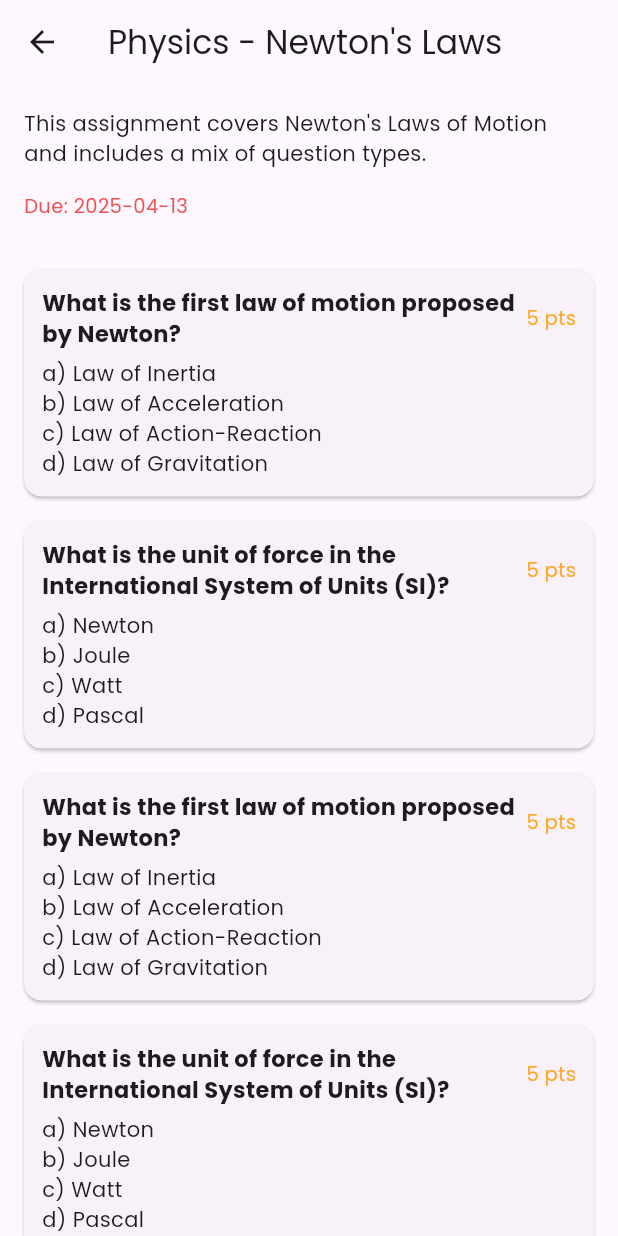
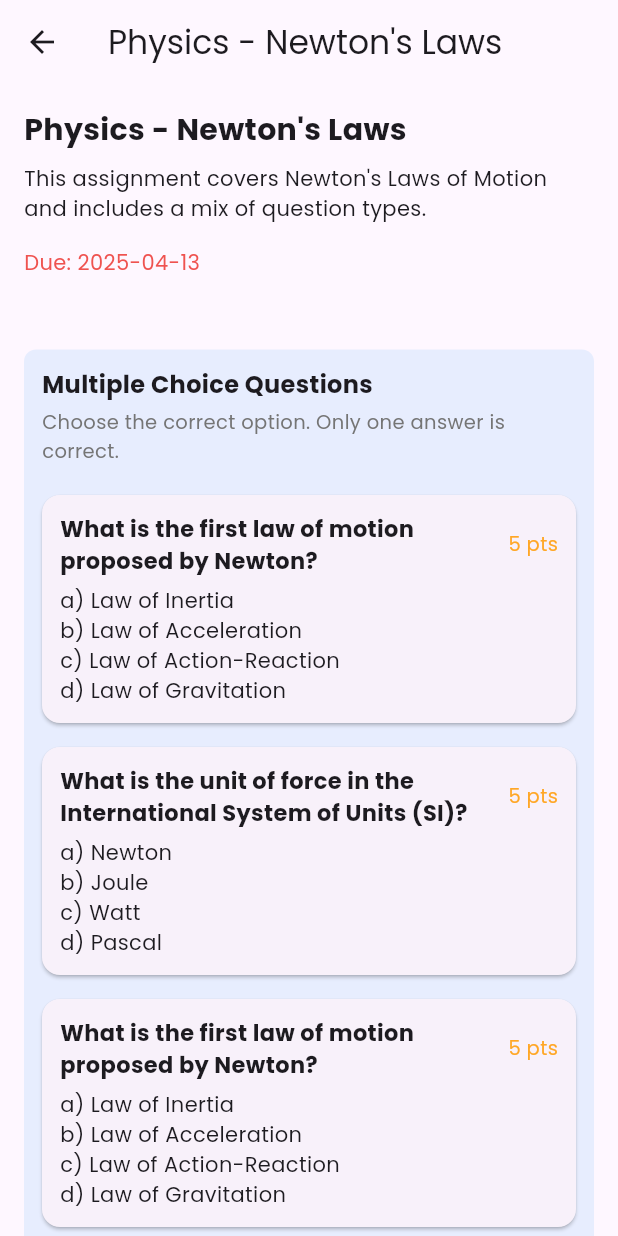
Before and after one commit to HareNTortoise/Parable-Mind, a Flutter app: the AssignmentDetailPage screen opened directly with sample values from the repository, on a phone screen of 412 x 824 dp. Run offline on Flutter 3.47's test engine with Material 3 defaults, Android fonts, the phone set to English and light mode, and no system bars; our stand-ins replace auto_size_text, bloc, dio, dropdown_button2, equatable, flutter_expandable_fab and 4 more; missing offline and left inert: linked_scroll_controller.

Commit message:
UI improvements - question types separated with section and color

```diff
--- a/sarasvant/lib/apps/teacher/assignments/each_assignment.dart
+++ b/sarasvant/lib/apps/teacher/assignments/each_assignment.dart
@@ -26,18 +26,107 @@ class AssignmentDetailPage extends StatelessWidget {
         child: Column(
           crossAxisAlignment: CrossAxisAlignment.start,
           children: [
-            Text(assignment.body, style: GoogleFonts.poppins(fontSize: 14)),
+            Text(assignment.title, style: GoogleFonts.poppins(fontSize: 20, fontWeight: FontWeight.bold)),
+            const SizedBox(height: 8),
+            Text(assignment.body, style: GoogleFonts.poppins()),
             const SizedBox(height: 16),
-            Text("Due: ${assignment.dueDate.toLocal().toString().split(' ')[0]}",
-                style: GoogleFonts.poppins(fontSize: 13, color: Colors.red[400])),
+            Text("Due: ${assignment.dueDate.toLocal().toString().split(' ')[0]}", style: GoogleFonts.poppins(color: Colors.red[400])),
             const SizedBox(height: 24),
-            ...mcqs.map((q) => QuestionTile(question: q.question, options: q.options, points: q.points)),
-            ...msqs.map((q) => QuestionTile(question: q.question, options: q.options, points: q.points)),
-            ...nats.map((q) => QuestionTile(question: q.question, points: q.points)),
-            ...subjectives.map((q) => QuestionTile(question: q.question, points: q.points)),
+
+            if (mcqs.isNotEmpty)
+              buildQuestionSection(
+                title: "Multiple Choice Questions",
+                description: "Choose the correct option. Only one answer is correct.",
+                backgroundColor: Colors.blue,
+                children: mcqs.map((q) => QuestionTile(
+                  question: q.question,
+                  options: q.options,
+                  points: q.points,
+                )).toList(),
+              ),
+
+            if (msqs.isNotEmpty)
+              buildQuestionSection(
+                title: "Multiple Select Questions",
+                description: "Select all correct options. More than one may apply.",
+                backgroundColor: Colors.green,
+                children: msqs.map((q) => QuestionTile(
+                  question: q.question,
+                  options: q.options,
+                  points: q.points,
+                )).toList(),
+              ),
+
+            if (nats.isNotEmpty)
+              buildQuestionSection(
+                title: "Numerical Answer Type",
+                description: "Type the numerical answer without options.",
+                backgroundColor: Colors.orange,
+                children: nats.map((q) => QuestionTile(
+                  question: q.question,
+                  points: q.points,
+                )).toList(),
+              ),
+
+            if (subjectives.isNotEmpty)
+              buildQuestionSection(
+                title: "Subjective Questions",
+                description: "Write descriptive answers in your own words.",
+                backgroundColor: Colors.purple,
+                children: subjectives.map((q) => QuestionTile(
+                  question: q.question,
+                  points: q.points,
+                )).toList(),
+              ),
+          ],
+        ),
+      )
+    );
+  }
+}
+
+Widget buildQuestionSection({
+  required String title,
+  required String description,
+  required List<Widget> children,
+  required Color backgroundColor,
+}) {
+  return Column(
+    crossAxisAlignment: CrossAxisAlignment.start,
+    children: [
+      const SizedBox(height: 24),
+      Container(
+        width: double.infinity,
+        padding: const EdgeInsets.all(12),
+        decoration: BoxDecoration(
+          color: backgroundColor.withOpacity(0.1),
+          borderRadius: BorderRadius.circular(8),
+        ),
+        child: Column(
+          crossAxisAlignment: CrossAxisAlignment.start,
+          children: [
+            Text(
+              title,
+              style: GoogleFonts.poppins(
+                fontSize: 16,
+                fontWeight: FontWeight.bold,
+              ),
+            ),
+            const SizedBox(height: 4),
+            Text(
+              description,
+              style: GoogleFonts.poppins(
+                fontSize: 13,
+                color: Colors.grey[600],
+              ),
+            ),
+            const SizedBox(height: 12),
+            ...children,
           ],
         ),
       ),
-    );
-  }
+      const SizedBox(height: 12),
+      Divider(thickness: 1.2, color: Colors.grey[300]),
+    ],
+  );
 }
```
